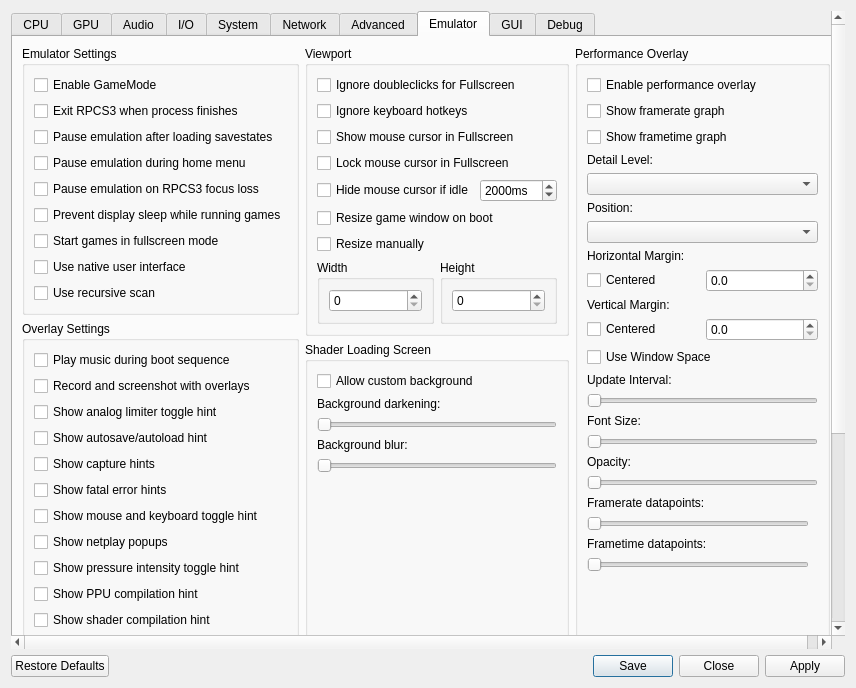
RPCS3/rpcs3, file rpcs3/rpcs3qt/settings_dialog.ui: the form before one commit.
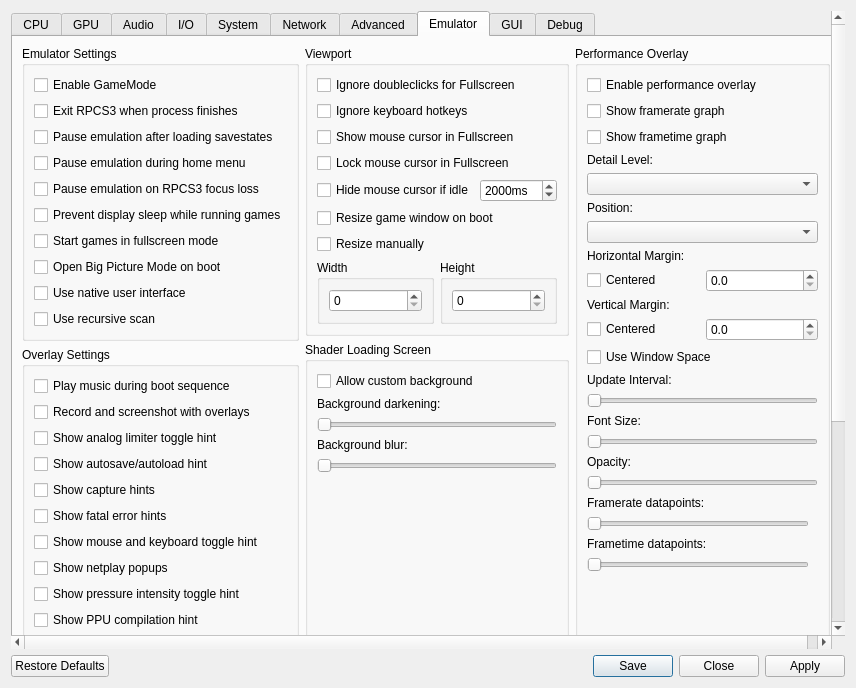
The form after the commit. The open tabs and pages were chosen to show the change. Icons and pictures are not drawn.

Commit message: Add Big Picture Mode using RSX overlay UI

What changed in the file:
```diff
--- a/rpcs3/rpcs3qt/settings_dialog.ui
+++ b/rpcs3/rpcs3qt/settings_dialog.ui
@@ -3056,6 +3056,13 @@
                  </property>
                 </widget>
                </item>
+               <item>
+                <widget class="QCheckBox" name="startBigPictureModeOnBoot">
+                 <property name="text">
+                  <string>Open Big Picture Mode on boot</string>
+                 </property>
+                </widget>
+               </item>
                <item>
                 <widget class="QCheckBox" name="useNativeInterface">
                  <property name="text">
```
The commit also changes 27 other files.
